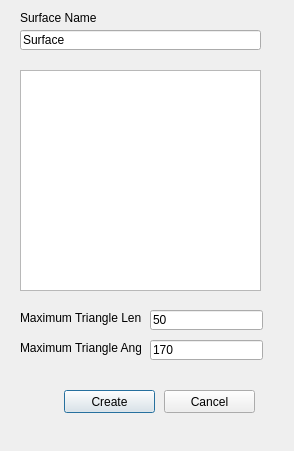
Qt form Resources/UI/CreateSurface.ui (HakanSeven12/FreeCAD-Geomatic-Workbench) before a commit.
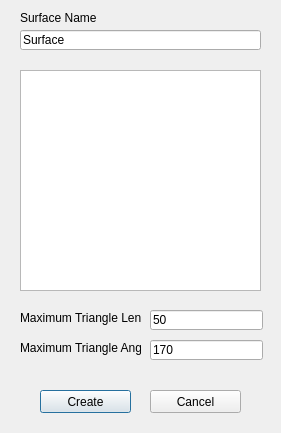
The same form after that commit.

The edit to the form file:
```diff
--- a/Resources/UI/CreateSurface.ui
+++ b/Resources/UI/CreateSurface.ui
@@ -6,8 +6,8 @@
    <rect>
     <x>0</x>
     <y>0</y>
-    <width>294</width>
-    <height>451</height>
+    <width>281</width>
+    <height>433</height>
    </rect>
   </property>
   <property name="windowTitle">
@@ -68,7 +68,7 @@
   <widget class="QPushButton" name="CreateB">
    <property name="geometry">
     <rect>
-     <x>64</x>
+     <x>40</x>
      <y>390</y>
      <width>91</width>
      <height>23</height>
@@ -81,7 +81,7 @@
   <widget class="QPushButton" name="CancelB">
    <property name="geometry">
     <rect>
-     <x>164</x>
+     <x>150</x>
      <y>390</y>
      <width>91</width>
      <height>23</height>
```
